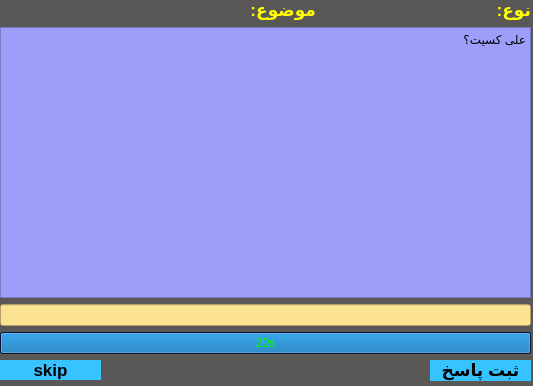
Before: the Qt Designer form TicTocToeQuiz_clinet/shortquestion.ui in alireza1384848/AP-project, drawn with Qt 5.
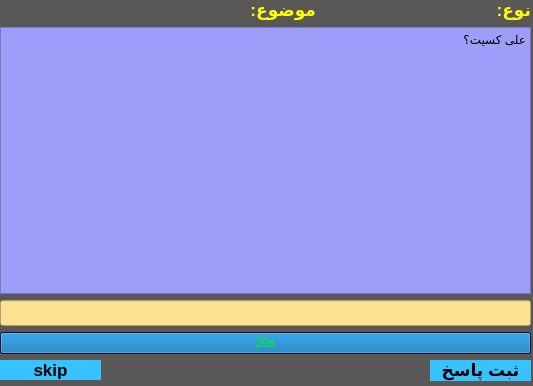
After: the same form once the commit is applied.

```diff
--- a/TicTocToeQuiz_clinet/shortquestion.ui
+++ b/TicTocToeQuiz_clinet/shortquestion.ui
@@ -42,7 +42,14 @@
     <item row="2" column="0" colspan="5">
      <widget class="QLineEdit" name="answelineedit">
       <property name="styleSheet">
-       <string notr="true">background-color: #FCE293 ;</string>
+       <string notr="true">background-color: #FCE293 ;
+color: blue;
+font-weight: 900;
+font-size: 15px;
+</string>
+      </property>
+      <property name="text">
+       <string/>
       </property>
      </widget>
     </item>
```
